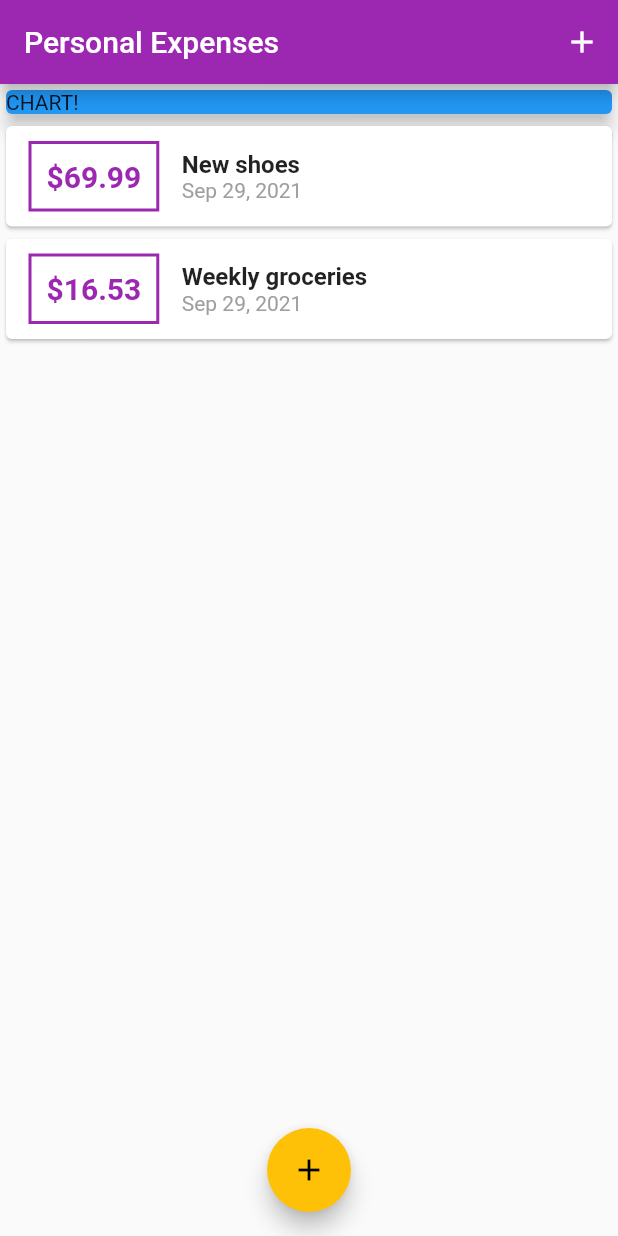
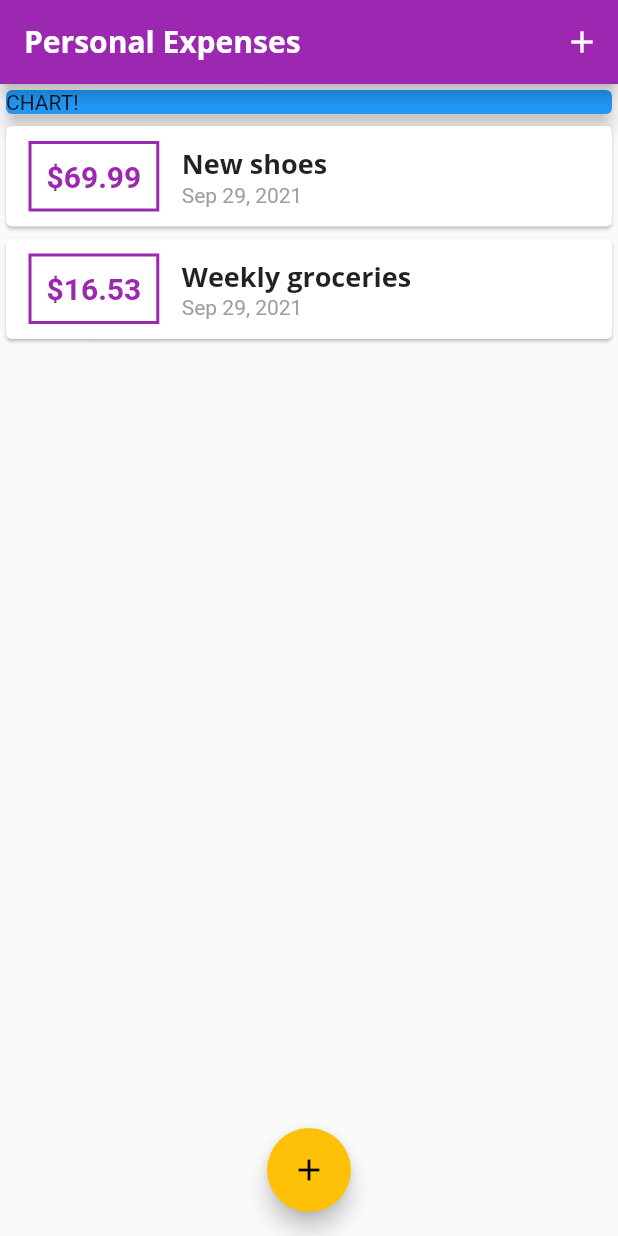
Before and after one commit to haohmaru3000/personal_expense, a Flutter app: the screen it shows after launch, on a phone screen of 412 x 824 dp. Run offline on Flutter 3.47's test engine with Material 2 defaults, Android fonts, the phone set to English and light mode, and no system bars.

Commit message:
Adding textTheme with custom fonts

```diff
--- a/lib/main.dart
+++ b/lib/main.dart
@@ -13,6 +13,21 @@ class MyApp extends StatelessWidget {
       theme: ThemeData(
         primarySwatch: Colors.purple,
         accentColor: Colors.amber,
+        fontFamily: 'Quicksand',
+        textTheme: ThemeData.light().textTheme.copyWith(
+          subtitle1: TextStyle(
+            fontFamily: 'OpenSans',
+            fontSize: 18,
+            fontWeight: FontWeight.bold,
+          ),
+        ),
+        appBarTheme: AppBarTheme(
+          titleTextStyle: TextStyle(
+            fontFamily: 'OpenSans',
+            fontSize: 20,
+            fontWeight: FontWeight.bold,
+          ),
+        ),
       ),
       home: MyHomePage(),
     );
--- a/lib/widgets/transaction_list.dart
+++ b/lib/widgets/transaction_list.dart
@@ -42,7 +42,7 @@ class TransactionList extends StatelessWidget {
                   children: [
                     Text(
                       transactions[index].title,
-                      style: TextStyle(fontWeight: FontWeight.bold, fontSize: 16),
+                      style: Theme.of(context).textTheme.subtitle1,
                     ),
                     Text(
                       DateFormat.yMMMd().format(transactions[index].date),
```
Also changed, not shown: pubspec.yaml (+11 -6 lines), assets/fonts/OpenSans-Bold.ttf (added), assets/fonts/OpenSans-Regular.ttf (added), assets/fonts/Quicksand-Bold.ttf (added), assets/fonts/Quicksand-Light.ttf (added), assets/fonts/Quicksand-Medium.ttf (added), assets/fonts/Quicksand-Regular.ttf (added).
